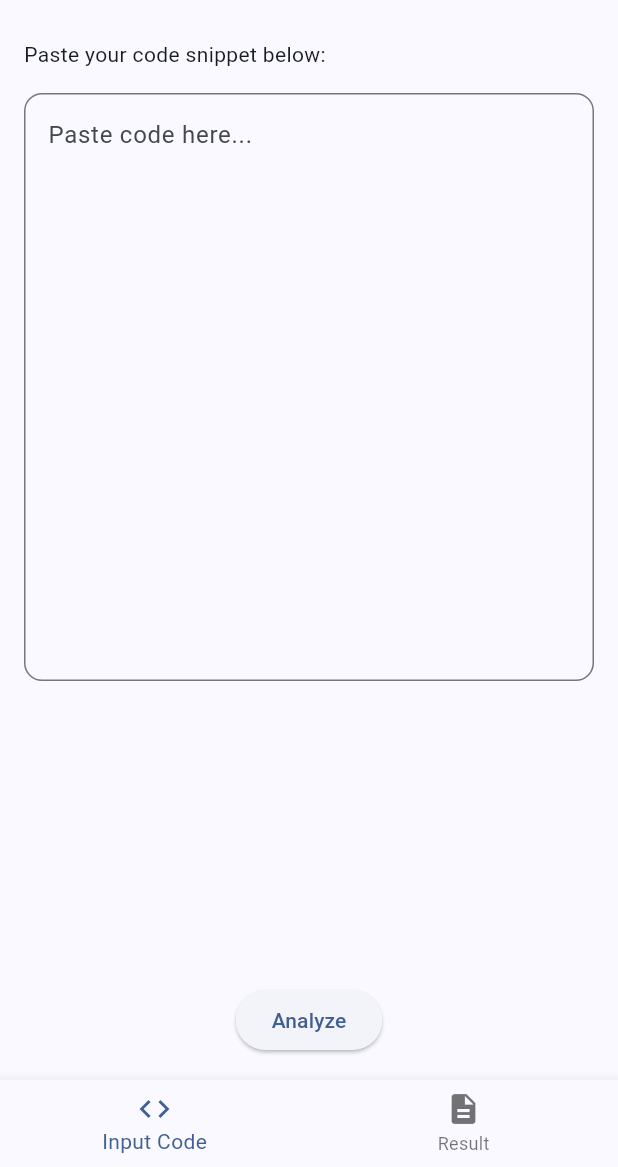
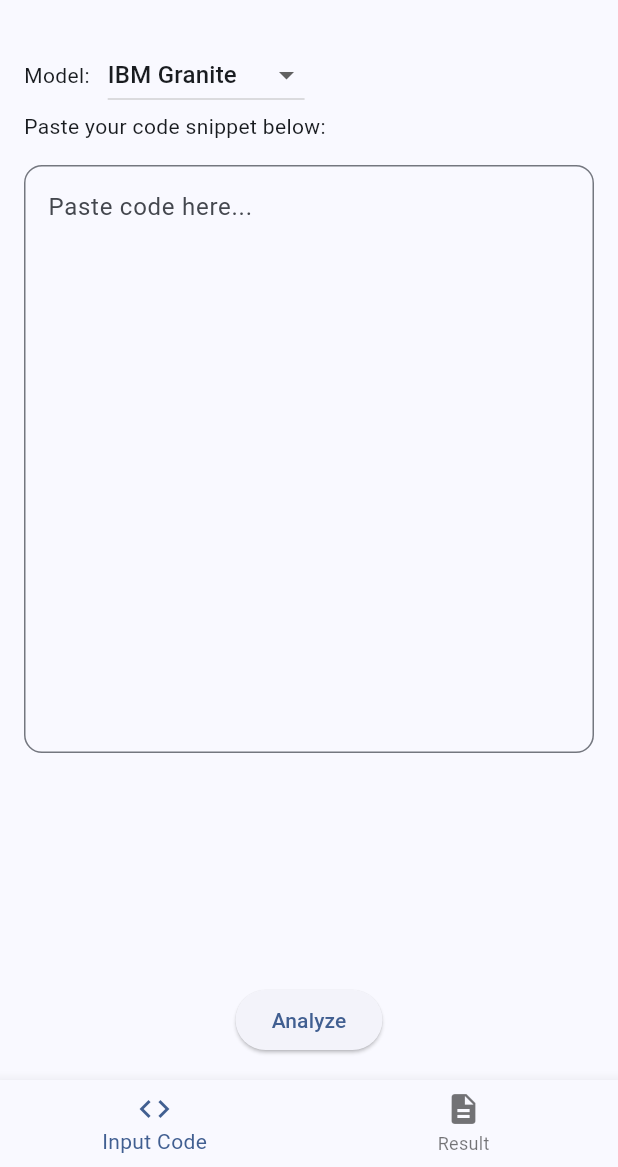
Before and after one commit to Diaz1401/CodeMap, a Flutter app: the MainNavigation screen opened directly, on a phone screen of 412 x 824 dp, the part 69-1236 px from its top. Run offline on Flutter 3.47's test engine with Material 3 defaults, Android fonts, the phone set to English and light mode, and no system bars; our stand-ins replace firebase_auth, firebase_core, firebase_database, flutter_markdown_plus, flutter_spinkit, google_sign_in; accounts and stored records are empty.

Commit message:
api_service: Add support to IBM Granite model
Signed-off-by: Diaz1401 <diaznura@outlook.com>

```diff
--- a/lib/main_navigation.dart
+++ b/lib/main_navigation.dart
@@ -17,6 +17,7 @@ class _MainNavigationState extends State<MainNavigation> {
   int _selectedIndex = 0;
   String _code = '';
   bool _analyzed = false;
+  String _model = 'granite';
 
   void _onItemTapped(int index) {
     setState(() {
@@ -24,17 +25,19 @@ class _MainNavigationState extends State<MainNavigation> {
     });
   }
 
-  void _onAnalyze(String code, bool analyzed) {
+  void _onAnalyze(String code, bool analyzed, String model) {
     setState(() {
       _code = code;
       _analyzed = analyzed;
+      _model = model;
       analyzed ? _selectedIndex = 1 : _selectedIndex = 0;
     });
   }
 
-  void _onCodeChanged(String code) {
+  void _onInputChanged(String code, String model) {
     setState(() {
       _code = code;
+      _model = model;
     });
   }
 
@@ -78,12 +81,17 @@ class _MainNavigationState extends State<MainNavigation> {
       ),
       body: _selectedIndex == 0
           ? CodeInputPage(
-              onCodeChanged: _onCodeChanged,
-              onAnalyze: _onAnalyze,
+              onInputChanged: _onInputChanged,
+              onAnalyze: _onAnalyze, // now expects (code, analyzed, model)
               code: _code,
+              model: _model,
             )
           : _selectedIndex == 1
-          ? ResultsPage(code: _code, analyzed: _analyzed)
+          ? ResultsPage(
+              code: _code,
+              analyzed: _analyzed,
+              model: _model,
+            ) // pass model
           : const SettingsPage(),
       bottomNavigationBar: BottomNavigationBar(
         items: <BottomNavigationBarItem>[
--- a/lib/pages/codeinput_page.dart
+++ b/lib/pages/codeinput_page.dart
@@ -4,15 +4,17 @@ import 'package:codemap/services/userdata_service.dart';
 import 'package:codemap/utils/util.dart';
 
 class CodeInputPage extends StatefulWidget {
-  final void Function(String, bool) onAnalyze;
-  final void Function(String) onCodeChanged;
+  final void Function(String, bool, String) onAnalyze;
+  final void Function(String, String) onInputChanged;
   final String code;
+  final String model;
 
   const CodeInputPage({
     super.key,
     required this.onAnalyze,
-    required this.onCodeChanged,
+    required this.onInputChanged,
     required this.code,
+    required this.model,
   });
 
   @override
@@ -21,12 +23,38 @@ class CodeInputPage extends StatefulWidget {
 
 class _CodeInputPageState extends State<CodeInputPage> {
   late TextEditingController _controller;
+  late String _selectedModel;
 
   @override
   void initState() {
     super.initState();
     _controller = TextEditingController(text: widget.code);
     _controller.addListener(_handleTextChanged);
+    _selectedModel = widget.model;
+  }
+
+  DropdownButton<String> _buildDropdownButton() {
+    return DropdownButton<String>(
+      value: _selectedModel,
+      items: const [
+        DropdownMenuItem(
+          value: 'gemini',
+          child: Text('Google Gemini'),
+        ),
+        DropdownMenuItem(
+          value: 'granite',
+          child: Text('IBM Granite'),
+        ),
+      ],
+      onChanged: (value) {
+        if (value != null) {
+          setState(() {
+            _selectedModel = value;
+            widget.onInputChanged(_controller.text, _selectedModel);
+          });
+        }
+      },
+    );
   }
 
   @override
@@ -38,7 +66,7 @@ class _CodeInputPageState extends State<CodeInputPage> {
   }
 
   void _handleTextChanged() {
-    widget.onCodeChanged(_controller.text);
+    widget.onInputChanged(_controller.text, _selectedModel);
   }
 
   Future<bool> inputNotValid() async {
@@ -48,7 +76,7 @@ class _CodeInputPageState extends State<CodeInputPage> {
         context,
         AppLocalizations.of(context)!.msgCodeInputEmpty,
       );
-      widget.onAnalyze(_controller.text, false);
+      widget.onAnalyze(_controller.text, false, _selectedModel);
       return true;
     }
     if (code.length < 10) {
@@ -56,7 +84,7 @@ class _CodeInputPageState extends State<CodeInputPage> {
         context,
         AppLocalizations.of(context)!.msgCodeInputTooShort,
       );
-      widget.onAnalyze(_controller.text, false);
+      widget.onAnalyze(_controller.text, false, _selectedModel);
       return true;
     }
     final canAnalyze = await UserdataService().canAnalyze();
@@ -65,7 +93,7 @@ class _CodeInputPageState extends State<CodeInputPage> {
         context,
         AppLocalizations.of(context)!.msgInputLimitReached,
       );
-      widget.onAnalyze(_controller.text, false);
+      widget.onAnalyze(_controller.text, false, _selectedModel);
       return true;
     }
     return false;
@@ -87,6 +115,17 @@ class _CodeInputPageState extends State<CodeInputPage> {
           padding: const EdgeInsets.all(16.0),
           child: Column(
             children: [
+              // Model dropdown
+              Row(
+                children: [
+                  Text(
+                    "Model:",
+                    style: Theme.of(context).textTheme.bodyMedium,
+                  ),
+                  const SizedBox(width: 12),
+                  _buildDropdownButton(),
+                ],
+              ),
               Expanded(
                 child: SingleChildScrollView(
                   child: Column(
@@ -117,7 +156,7 @@ class _CodeInputPageState extends State<CodeInputPage> {
                   onPressed: () async {
                     if (await inputNotValid()) return;
                     await UserdataService().incrementAnalyzeCount();
-                    widget.onAnalyze(_controller.text, true);
+                    widget.onAnalyze(_controller.text, true, _selectedModel); // pass model
                   },
                   child: Text(AppLocalizations.of(context)!.codeInputButton),
                 ),
--- a/lib/pages/results_page.dart
+++ b/lib/pages/results_page.dart
@@ -8,8 +8,9 @@ import 'package:url_launcher/url_launcher.dart';
 
 class ResultsPage extends StatefulWidget {
   final String code;
+  final String model;
   final bool analyzed;
-  const ResultsPage({super.key, required this.code, required this.analyzed});
+  const ResultsPage({super.key, required this.code, required this.analyzed, required this.model});
 
   @override
   State<ResultsPage> createState() => _ResultsPageState();
@@ -65,8 +66,9 @@ class _ResultsPageState extends State<ResultsPage> {
     });
 
     final apiService = ApiService();
-    final result = await apiService.createPrediction(
+    final result = await apiService.sendPrompt(
       prompt: widget.code,
+      model: widget.model,
       context: context,
     );
 
--- a/lib/utils/util.dart
+++ b/lib/utils/util.dart
@@ -3,7 +3,7 @@ import 'package:flutter/material.dart';
 
 void printDebug(String tag, String message) {
   if (kDebugMode) {
-    debugPrint("CodeMap DEBUG: $tag: $message", wrapWidth: 1024);
+    debugPrint("CM_DEBUG [$tag]: $message", wrapWidth: 1024);
   }
 }
 
```
Also changed, not shown: lib/services/api_service.dart (+64 -6 lines), 1 other file.
